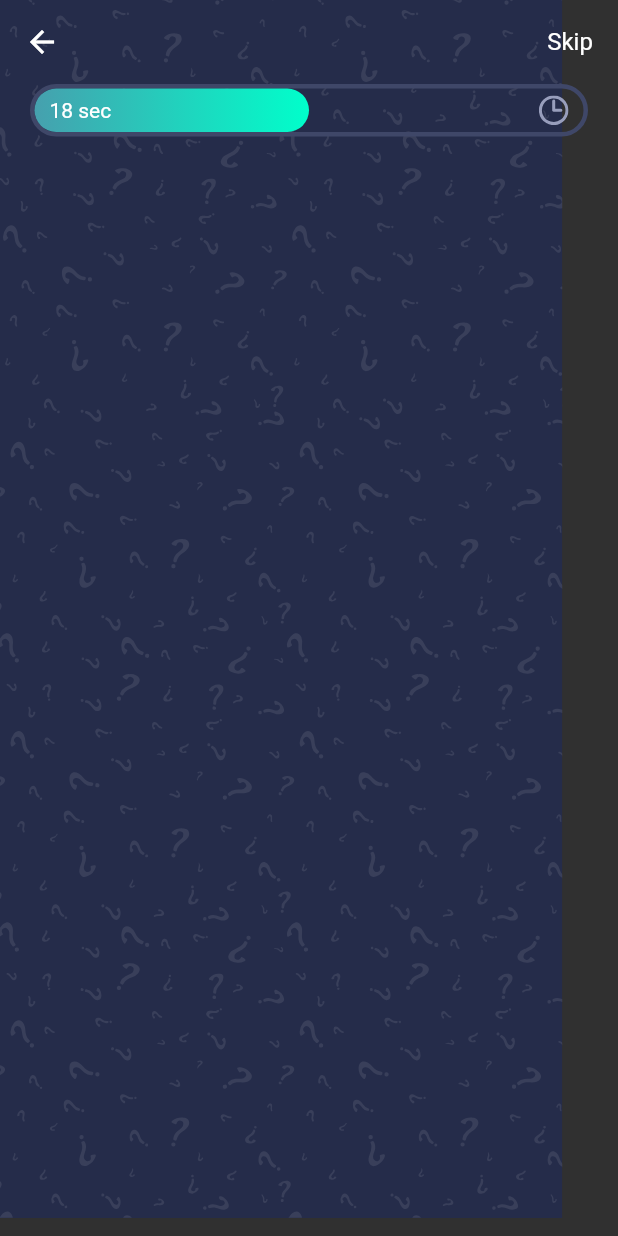
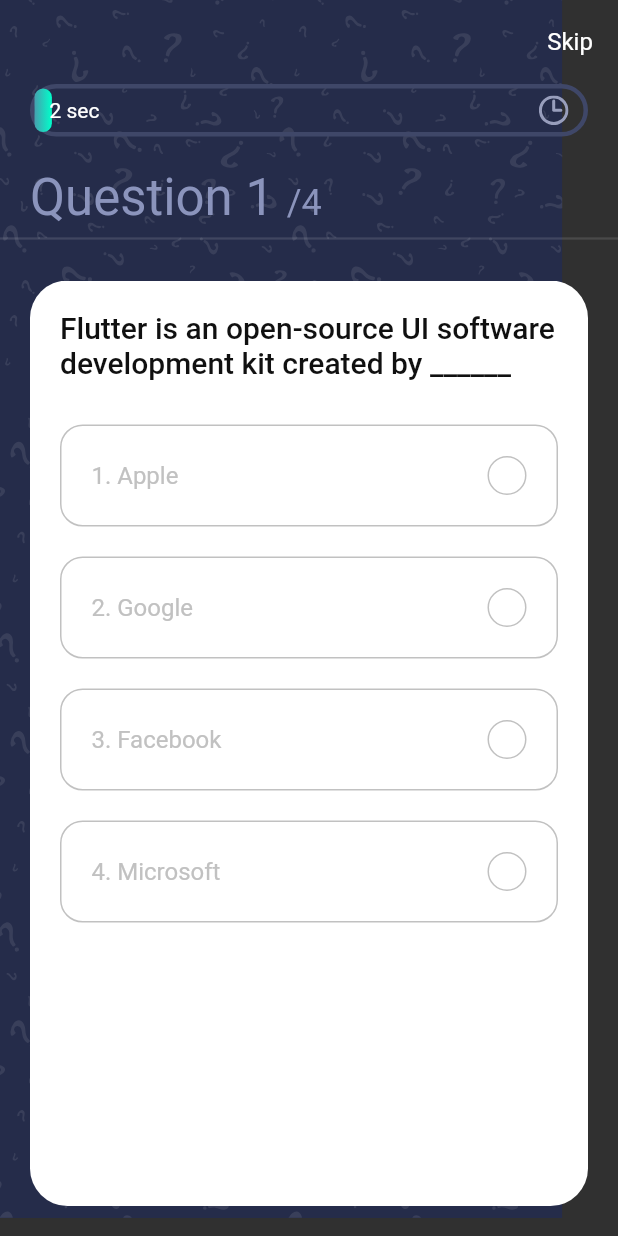
Before and after one commit to salsabilelshiekh2022/Quiz-app, a Flutter app: the QuizScreen screen opened directly, on a phone screen of 412 x 824 dp. Run offline on Flutter 3.47's test engine with Material 2 defaults, Android fonts, the phone set to English and light mode, and no system bars; our stand-ins replace bloc, flutter_bloc, flutter_svg.

Commit message:
question screen done

```diff
--- a/lib/constants.dart
+++ b/lib/constants.dart
@@ -12,3 +12,4 @@ const kPrimaryGradient = LinearGradient(
 );
 
 const double kDefaultPadding = 20.0;
+bool reset = false;
--- /dev/null
+++ b/lib/cubit/questions_cubit.dart
@@ -0,0 +1,68 @@
+import 'package:bloc/bloc.dart';
+import 'package:flutter/material.dart';
+import 'package:flutter_bloc/flutter_bloc.dart';
+import 'package:quiz_app/constants.dart';
+import 'package:quiz_app/models/questions.dart';
+
+part 'questions_state.dart';
+
+class QuestionsCubit extends Cubit<QuestionsState> {
+  QuestionsCubit() : super(QuestionsInitial());
+
+  PageController pageController = PageController();
+
+  bool reset = false;
+  bool isAnswered = false;
+
+  late int correctAnswer;
+  late int selectedAnswer = 1;
+  bool isSkiped = false;
+  int numOfCorrectAns = 0;
+  late int selectQuestion = 1;
+  checkAnswer(Question question, int selectedIndex, int id) {
+    isAnswered = true;
+    reset = true;
+    selectQuestion = id;
+    correctAnswer = question.answer;
+    selectedAnswer = selectedIndex;
+
+    if (correctAnswer == selectedAnswer) {
+      numOfCorrectAns += 1;
+      emit(QuestionCorrect());
+    } else {
+      emit(QuestionWrong());
+    }
+
+    Future.delayed(const Duration(seconds: 2), () {
+      nextQuestion();
+      selectQuestion = id + 1;
+      emit(QuestionChange());
+    });
+  }
+
+  Color getRightColor(int index) {
+    if (isAnswered) {
+      if (index == correctAnswer) {
+        return kGreenColor;
+      } else if (index == selectedAnswer && selectedAnswer == correctAnswer) {
+        return kRedColor;
+      }
+    }
+    return kGrayColor;
+  }
+
+  IconData getRightIcon(int index) {
+    return getRightColor(index) == kRedColor ? Icons.close : Icons.done;
+  }
+
+  nextQuestion() {
+    if (selectQuestion != questions.length) {
+      isAnswered = false;
+
+      pageController.nextPage(
+        duration: const Duration(seconds: 2),
+        curve: Curves.ease,
+      );
+    } else {}
+  }
+}
--- /dev/null
+++ b/lib/cubit/questions_state.dart
@@ -0,0 +1,11 @@
+part of 'questions_cubit.dart';
+
+abstract class QuestionsState {}
+
+final class QuestionsInitial extends QuestionsState {}
+
+final class QuestionCorrect extends QuestionsState {}
+
+final class QuestionWrong extends QuestionsState {}
+
+final class QuestionChange extends QuestionsState {}
--- a/lib/main.dart
+++ b/lib/main.dart
@@ -1,4 +1,6 @@
 import 'package:flutter/material.dart';
+import 'package:flutter_bloc/flutter_bloc.dart';
+import 'package:quiz_app/cubit/questions_cubit.dart';
 import 'package:quiz_app/views/screens/quiz_screen.dart';
 import 'package:quiz_app/views/screens/welcome_screen.dart';
 
@@ -12,11 +14,14 @@ class MyApp extends StatelessWidget {
   // This widget is the root of your application.
   @override
   Widget build(BuildContext context) {
-    return MaterialApp(
-      title: 'Quiz App',
-      debugShowCheckedModeBanner: false,
-      theme: ThemeData.dark(),
-      home: WelcomeScreen(),
+    return BlocProvider(
+      create: (context) => QuestionsCubit(),
+      child: MaterialApp(
+        title: 'Quiz App',
+        debugShowCheckedModeBanner: false,
+        theme: ThemeData.dark(),
+        home: QuizScreen(),
+      ),
     );
   }
 }
--- a/lib/models/questions.dart
+++ b/lib/models/questions.dart
@@ -1,5 +1,5 @@
 class Question {
-  final int id, answer;
+  int id, answer;
   final String question;
   final List<String> options;
 
@@ -37,3 +37,11 @@ const List sampleData = [
     "answer_index": 2,
   },
 ];
+
+List<Question> questions = sampleData
+    .map((question) => Question(
+        id: question['id'],
+        question: question['question'],
+        answer: question['answer_index'],
+        options: question['options']))
+    .toList();
--- a/lib/views/screens/quiz_screen.dart
+++ b/lib/views/screens/quiz_screen.dart
@@ -1,8 +1,11 @@
 import 'package:flutter/material.dart';
+import 'package:flutter_bloc/flutter_bloc.dart';
 import 'package:flutter_svg/svg.dart';
-import 'package:quiz_app/constants.dart';
-
+import '../../constants.dart';
+import '../../cubit/questions_cubit.dart';
+import '../../models/questions.dart';
 import '../widgets/progress_bar.dart';
+import '../widgets/question_card.dart';
 
 class QuizScreen extends StatelessWidget {
   const QuizScreen({super.key});
@@ -16,7 +19,9 @@ class QuizScreen extends StatelessWidget {
         elevation: 0,
         actions: [
           TextButton(
-            onPressed: () {},
+            onPressed: () {
+              BlocProvider.of<QuestionsCubit>(context).nextQuestion();
+            },
             child: const Text(
               "Skip",
               style: TextStyle(
@@ -33,10 +38,64 @@ class QuizScreen extends StatelessWidget {
             'assets/images/bg.svg',
             fit: BoxFit.fill,
           ),
-          const SafeArea(
+          SafeArea(
             child: Column(
+              crossAxisAlignment: CrossAxisAlignment.start,
               children: [
-                ProgressBar(),
+                const Padding(
+                  padding: EdgeInsets.symmetric(horizontal: kDefaultPadding),
+                  child: ProgressBar(),
+                ),
+                const SizedBox(
+                  height: 20,
+                ),
+                Padding(
+                  padding:
+                      const EdgeInsets.symmetric(horizontal: kDefaultPadding),
+                  child: BlocBuilder<QuestionsCubit, QuestionsState>(
+                    builder: (context, state) {
+                      return Text.rich(
+                        TextSpan(
+                            text:
+                                "Question ${BlocProvider.of<QuestionsCubit>(context).selectQuestion} ",
+                            style: Theme.of(context)
+                                .textTheme
+                                .headlineMedium
+                                ?.copyWith(
+                                  color: kSecondaryColor,
+                                ),
+                            children: [
+                              TextSpan(
+                                text: "/${questions.length}",
+                                style: Theme.of(context)
+                                    .textTheme
+                                    .headlineSmall
+                                    ?.copyWith(color: kSecondaryColor),
+                              ),
+                            ]),
+                      );
+                    },
+                  ),
+                ),
+                const Divider(
+                  thickness: 1.5,
+                ),
+                const SizedBox(
+                  height: kDefaultPadding,
+                ),
+                Expanded(
+                  child: PageView.builder(
+                      controller: BlocProvider.of<QuestionsCubit>(context)
+                          .pageController,
+                      physics: const NeverScrollableScrollPhysics(),
+                      itemBuilder: (context, index) => QuestionCard(
+                            question: questions[index],
+                          ),
+                      itemCount: questions.length),
+                ),
+                const SizedBox(
+                  height: kDefaultPadding,
+                )
               ],
             ),
           )
--- /dev/null
+++ b/lib/views/widgets/option.dart
@@ -0,0 +1,81 @@
+import 'package:flutter/material.dart';
+import 'package:flutter_bloc/flutter_bloc.dart';
+import 'package:quiz_app/cubit/questions_cubit.dart';
+
+import '../../constants.dart';
+import '../../models/questions.dart';
+
+class Option extends StatelessWidget {
+  const Option({
+    super.key,
+    required this.text,
+    required this.index,
+    required this.question,
+    this.onTap,
+  });
+  final String text;
+  final int index;
+  final Question question;
+  final void Function()? onTap;
+
+  @override
+  Widget build(BuildContext context) {
+    return BlocBuilder<QuestionsCubit, QuestionsState>(
+      builder: (context, state) {
+        var cubit = BlocProvider.of<QuestionsCubit>(context);
+        Color getTheRightColor() {
+          if (cubit.isAnswered) {
+            if (index == cubit.correctAnswer) {
+              return kGreenColor;
+            } else if (index == cubit.selectedAnswer &&
+                cubit.selectedAnswer != cubit.correctAnswer) {
+              return kRedColor;
+            }
+          }
+          return kGrayColor;
+        }
+
+        IconData getTheRightIcon() {
+          return getTheRightColor() == kRedColor ? Icons.close : Icons.done;
+        }
+
+        return GestureDetector(
+          onTap: onTap,
+          child: Container(
+            padding: const EdgeInsets.all(kDefaultPadding),
+            margin: const EdgeInsets.only(top: kDefaultPadding),
+            decoration: BoxDecoration(
+              border: Border.all(color: getTheRightColor()),
+              borderRadius: BorderRadius.circular(15),
+            ),
+            child: Row(
+              mainAxisAlignment: MainAxisAlignment.spaceBetween,
+              children: [
+                Text(
+                  '${index + 1}. $text',
+                  style: TextStyle(
+                      color: BlocProvider.of<QuestionsCubit>(context)
+                          .getRightColor(index),
+                      fontSize: 16),
+                ),
+                Container(
+                  height: 26,
+                  width: 26,
+                  decoration: BoxDecoration(
+                      color: getTheRightColor() == kGrayColor
+                          ? Colors.transparent
+                          : getTheRightColor(),
+                      borderRadius: BorderRadius.circular(50),
+                      border: Border.all(color: getTheRightColor())),
+                  child: getTheRightColor() == kGrayColor
+                      ? null
+                      : Icon(getTheRightIcon(), size: 16),
+                ),
+              ],
+            ),
+          ),
+        );
+      },
+    );
+  }
+}
--- a/lib/views/widgets/progress_bar.dart
+++ b/lib/views/widgets/progress_bar.dart
@@ -1,15 +1,54 @@
 import 'package:flutter/material.dart';
+import 'package:flutter_bloc/flutter_bloc.dart';
 import 'package:flutter_svg/svg.dart';
+import 'package:quiz_app/cubit/questions_cubit.dart';
 
 import '../../constants.dart';
 
-class ProgressBar extends StatelessWidget {
+class ProgressBar extends StatefulWidget {
   const ProgressBar({super.key});
+  @override
+  @override
+  State<ProgressBar> createState() => _ProgressBarState();
+}
+
+late AnimationController controller;
+
+class _ProgressBarState extends State<ProgressBar>
+    with SingleTickerProviderStateMixin {
+  late Animation<double> animation;
+  late AnimationController controller;
+
+  @override
+  void initState() {
+    controller =
+        AnimationController(duration: const Duration(seconds: 60), vsync: this);
+    animation = Tween<double>(begin: 0, end: 1).animate(controller)
+      ..addListener(() {
+        setState(() {});
+      });
+
+    controller.forward();
+
+    super.initState();
+  }
 
   @override
   Widget build(BuildContext context) {
-    return Padding(
-      padding: const EdgeInsets.symmetric(horizontal: kDefaultPadding),
+    return BlocListener<QuestionsCubit, QuestionsState>(
+      listener: (context, state) {
+        if (BlocProvider.of<QuestionsCubit>(context).isAnswered) {
+          controller.stop();
+        }
+        if (BlocProvider.of<QuestionsCubit>(context).reset ||
+            BlocProvider.of<QuestionsCubit>(context).isSkiped) {
+          Future.delayed(const Duration(seconds: 2), () {
+            controller.reset();
+            controller.forward().whenComplete(
+                () => BlocProvider.of<QuestionsCubit>(context).nextQuestion);
+          });
+        }
+      },
       child: Container(
         height: 35,
         width: double.infinity,
@@ -20,7 +59,7 @@ class ProgressBar extends StatelessWidget {
         child: Stack(children: [
           LayoutBuilder(
             builder: (context, constraints) => Container(
-              width: constraints.maxWidth * 0.5,
+              width: constraints.maxWidth * animation.value,
               decoration: BoxDecoration(
                 gradient: kPrimaryGradient,
                 borderRadius: BorderRadius.circular(50),
@@ -33,7 +72,7 @@ class ProgressBar extends StatelessWidget {
             child: Row(
               mainAxisAlignment: MainAxisAlignment.spaceBetween,
               children: [
-                const Text("18 sec"),
+                Text("${(animation.value * 60).round()} sec"),
                 SvgPicture.asset("assets/images/clock.svg")
               ],
             ),
--- /dev/null
+++ b/lib/views/widgets/question_card.dart
@@ -0,0 +1,45 @@
+import 'package:flutter/material.dart';
+import 'package:flutter_bloc/flutter_bloc.dart';
+import 'package:quiz_app/cubit/questions_cubit.dart';
+import 'package:quiz_app/views/widgets/option.dart';
+
+import '../../constants.dart';
+import '../../models/questions.dart';
+
+class QuestionCard extends StatelessWidget {
+  const QuestionCard({super.key, required this.question});
+  final Question question;
+
+  @override
+  Widget build(BuildContext context) {
+    return Container(
+      margin: const EdgeInsets.symmetric(horizontal: kDefaultPadding),
+      padding: const EdgeInsets.all(kDefaultPadding),
+      decoration: BoxDecoration(
+          borderRadius: BorderRadius.circular(25), color: Colors.white),
+      child: Column(children: [
+        Text(
+          question.question,
+          style: Theme.of(context)
+              .textTheme
+              .titleLarge
+              ?.copyWith(color: kBlackColor),
+        ),
+        const SizedBox(
+          height: 10,
+        ),
+        ...List.generate(
+          question.options.length,
+          (index) => Option(
+              text: question.options[index],
+              index: index,
+              question: question,
+              onTap: () {
+                BlocProvider.of<QuestionsCubit>(context)
+                    .checkAnswer(question, index, question.id);
+              }),
+        )
+      ]),
+    );
+  }
+}
--- a/pubspec.yaml
+++ b/pubspec.yaml
@@ -28,9 +28,11 @@ environment:
 # the latest version available on pub.dev. To see which dependencies have newer
 # versions available, run `flutter pub outdated`.
 dependencies:
+  bloc: ^8.1.2
   cupertino_icons: ^1.0.2
   flutter:
     sdk: flutter
+  flutter_bloc: ^8.1.3
   flutter_svg: ^2.0.7
   websafe_svg: ^3.0.1+1
 
```
Also changed, not shown: pubspec.lock.
